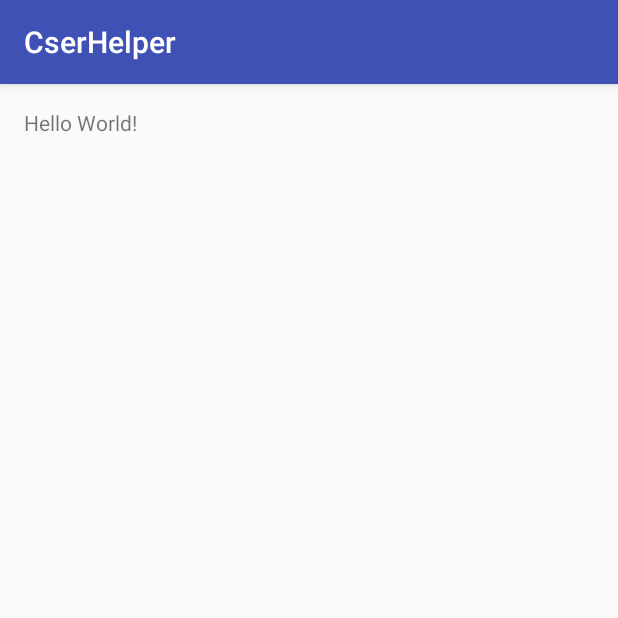
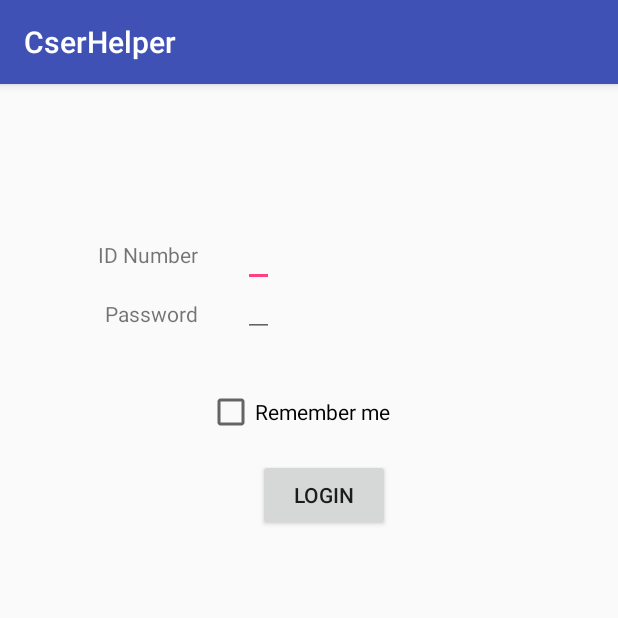
Before and after one commit to NJU-CS-NCES-Group/CSerHelper, an Android app: the screen it shows after launch (MainActivity), on a phone screen of 412 x 824 dp, the top half of it. Run offline under Robolectric (Android 15) with nearby library versions, the phone set to English and light mode, and no system bars.

Commit message:
登录界面雏形

```diff
--- a/app/src/main/java/com/example/cserhelper/MainActivity.java
+++ b/app/src/main/java/com/example/cserhelper/MainActivity.java
@@ -2,12 +2,39 @@ package com.example.cserhelper;
 
 import android.support.v7.app.AppCompatActivity;
 import android.os.Bundle;
+import android.util.Log;
+import android.view.View;
+import android.widget.Button;
+import android.widget.EditText;
 
-public class MainActivity extends AppCompatActivity {
+public class MainActivity extends AppCompatActivity implements View.OnClickListener{
+
+    private EditText editText;
+    private EditText editText2;
 
     @Override
     protected void onCreate(Bundle savedInstanceState) {
         super.onCreate(savedInstanceState);
         setContentView(R.layout.activity_main);
+        Button button = (Button) findViewById(R.id.button);
+        editText = (EditText) findViewById(R.id.editText);
+        editText2 = (EditText) findViewById(R.id.editText2);
+        /* TODO:Checkbox */
+        button.setOnClickListener(this);
+    }
+
+    @Override
+    public void onClick(View view) {
+        switch (view.getId()) {
+            case R.id.button:
+                String inputNumber = editText.getText().toString();
+                String inputPassword = editText2.getText().toString();
+                Log.d("MainActivity", inputNumber);
+                Log.d("MainActivity", inputPassword);
+                break;
+            default:
+                break;
+        }
+
     }
 }
--- a/app/src/main/res/layout/activity_main.xml
+++ b/app/src/main/res/layout/activity_main.xml
@@ -1,17 +1,74 @@
 <?xml version="1.0" encoding="utf-8"?>
 <RelativeLayout xmlns:android="http://schemas.android.com/apk/res/android"
-    xmlns:tools="http://schemas.android.com/tools"
     android:id="@+id/activity_main"
     android:layout_width="match_parent"
-    android:layout_height="match_parent"
-    android:paddingBottom="@dimen/activity_vertical_margin"
-    android:paddingLeft="@dimen/activity_horizontal_margin"
-    android:paddingRight="@dimen/activity_horizontal_margin"
-    android:paddingTop="@dimen/activity_vertical_margin"
-    tools:context="com.example.cserhelper.MainActivity">
+    android:layout_height="match_parent">
 
     <TextView
+        android:text="ID Number"
         android:layout_width="wrap_content"
         android:layout_height="wrap_content"
-        android:text="Hello World!" />
+        android:layout_marginTop="104dp"
+        android:id="@+id/textView_no"
+        android:layout_alignParentTop="true"
+        android:layout_alignParentLeft="true"
+        android:layout_alignParentStart="true"
+        android:layout_marginLeft="65dp"
+        android:layout_marginStart="65dp" />
+
+    <TextView
+        android:text="Password"
+        android:layout_width="wrap_content"
+        android:layout_height="wrap_content"
+        android:id="@+id/textView_pwd"
+        android:layout_marginTop="20dp"
+        android:layout_below="@+id/textView_no"
+        android:layout_alignRight="@+id/textView_no"
+        android:layout_alignEnd="@+id/textView_no" />
+
+
+    <CheckBox
+        android:text="Remember me"
+        android:layout_width="wrap_content"
+        android:layout_height="wrap_content"
+        android:id="@+id/checkBox"
+        android:layout_marginTop="34dp"
+        android:layout_below="@+id/editText2"
+        android:layout_alignRight="@+id/button"
+        android:layout_alignEnd="@+id/button" />
+
+    <Button
+        android:text="Login"
+        android:layout_width="wrap_content"
+        android:layout_height="wrap_content"
+        android:layout_marginTop="15dp"
+        android:id="@+id/button"
+        android:visibility="visible"
+        android:layout_marginLeft="10dp"
+        android:layout_marginStart="10dp"
+        android:layout_below="@+id/checkBox"
+        android:layout_alignLeft="@+id/editText2"
+        android:layout_alignStart="@+id/editText2" />
+
+    <EditText
+        android:layout_width="wrap_content"
+        android:layout_height="wrap_content"
+        android:inputType="number"
+        android:id="@+id/editText"
+        android:layout_alignBaseline="@+id/textView_no"
+        android:layout_alignBottom="@+id/textView_no"
+        android:layout_alignLeft="@+id/editText2"
+        android:layout_alignStart="@+id/editText2" />
+
+    <EditText
+        android:layout_width="wrap_content"
+        android:layout_height="wrap_content"
+        android:inputType="textPassword"
+        android:id="@+id/editText2"
+        android:layout_marginLeft="30dp"
+        android:layout_marginStart="30dp"
+        android:layout_below="@+id/textView_no"
+        android:layout_toRightOf="@+id/textView_pwd" />
+
+
 </RelativeLayout>
```
